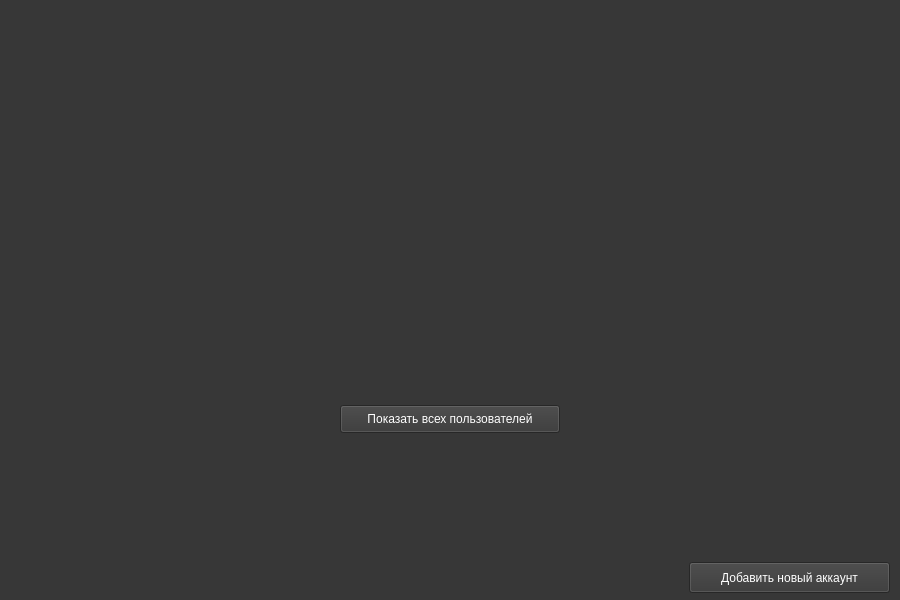
Before: the Qt Designer form ui/login.ui in Protocs/OkayMoney, drawn with Qt 5.
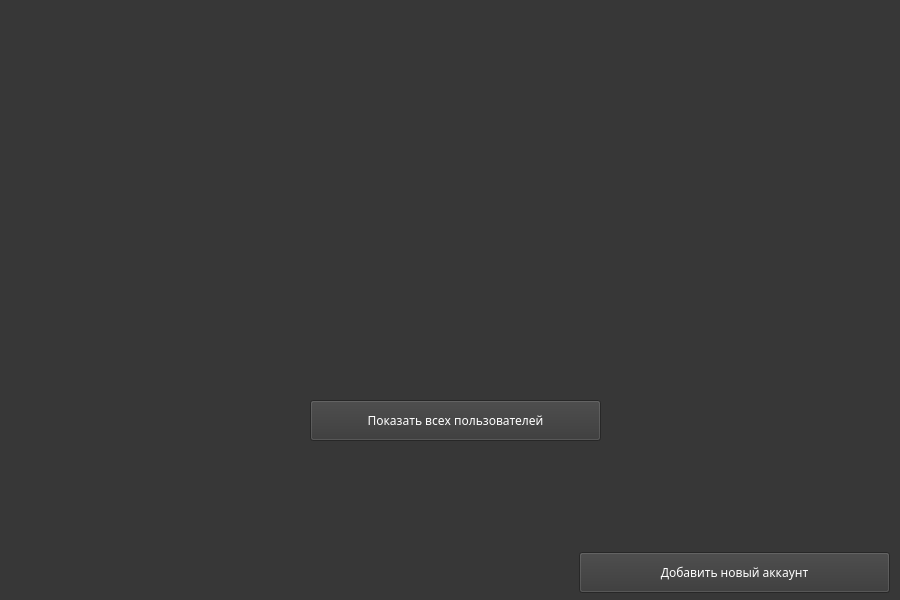
After: the same form once the commit is applied.

Commit message: Поправил окно логина

Diff of the .ui file:
```diff
--- a/ui/login.ui
+++ b/ui/login.ui
@@ -22,6 +22,11 @@
     <height>600</height>
    </size>
   </property>
+  <property name="font">
+   <font>
+    <pointsize>10</pointsize>
+   </font>
+  </property>
   <property name="windowTitle">
    <string>OkayMoney</string>
   </property>
@@ -32,12 +37,18 @@
    <widget class="QPushButton" name="add_account">
     <property name="geometry">
      <rect>
-      <x>689</x>
-      <y>562</y>
-      <width>201</width>
-      <height>31</height>
+      <x>579</x>
+      <y>552</y>
+      <width>311</width>
+      <height>41</height>
      </rect>
     </property>
+    <property name="font">
+     <font>
+      <family>Gotham Pro Medium</family>
+      <pointsize>9</pointsize>
+     </font>
+    </property>
     <property name="styleSheet">
      <string notr="true">color: rgb(255, 255, 255);</string>
     </property>
@@ -59,12 +70,18 @@
    <widget class="QPushButton" name="show_more_users_btn">
     <property name="geometry">
      <rect>
-      <x>340</x>
-      <y>405</y>
-      <width>220</width>
-      <height>28</height>
+      <x>310</x>
+      <y>400</y>
+      <width>291</width>
+      <height>41</height>
      </rect>
     </property>
+    <property name="font">
+     <font>
+      <family>Gotham Pro Medium</family>
+      <pointsize>9</pointsize>
+     </font>
+    </property>
     <property name="styleSheet">
      <string notr="true">color: rgb(255, 255, 255)</string>
     </property>
```
